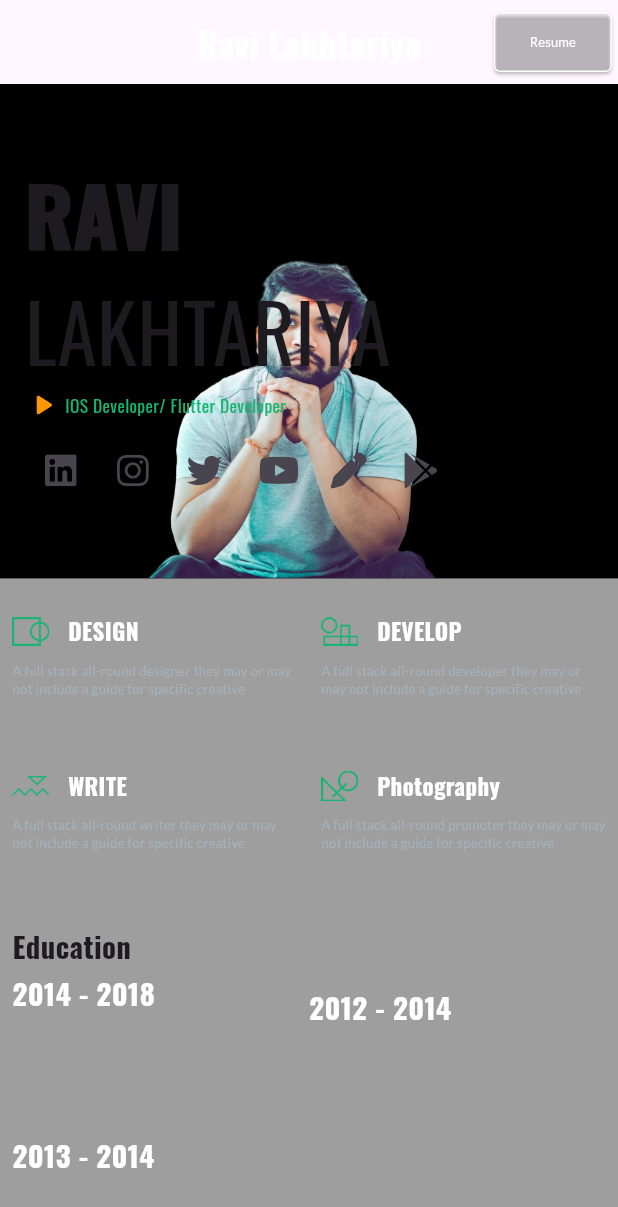
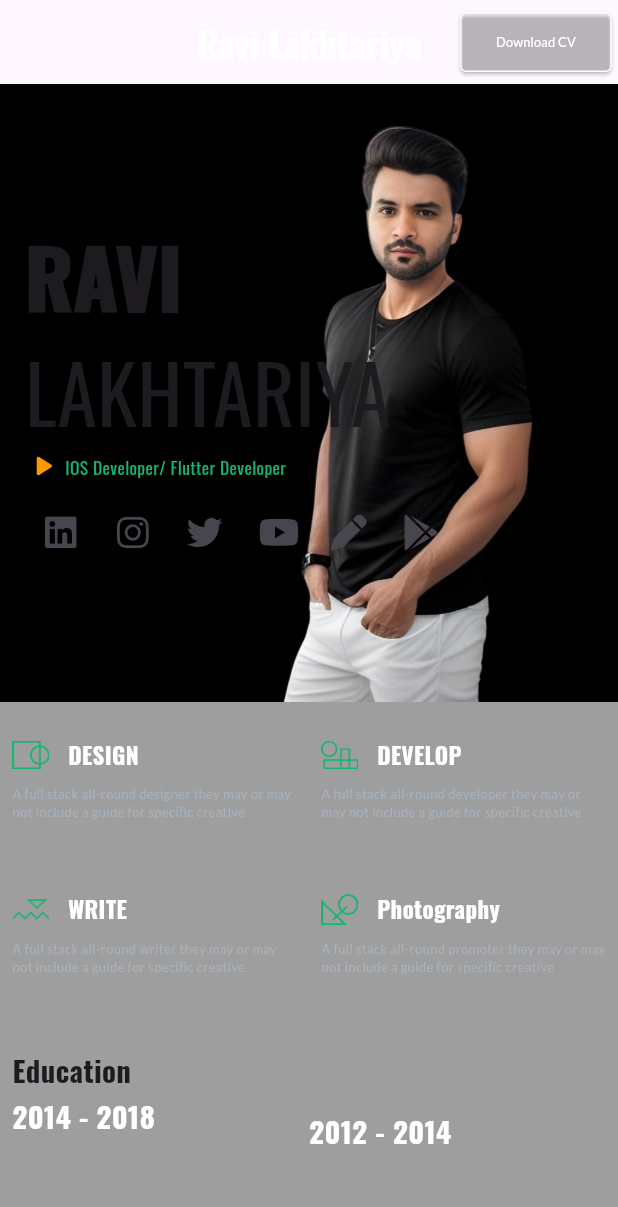
Before and after one commit to gunatitsolutions/ravilakhtariya, a Flutter app: the screen it shows after launch, on a phone screen of 412 x 824 dp. Shown: the top 1207 px of the screen. Run offline on Flutter 3.47's test engine with Material 3 defaults, Android fonts, the phone set to English and light mode, and no system bars; drawn by our look-alikes of animated_text_kit; our stand-ins replace connectivity_plus, font_awesome_flutter, get, get_storage, google_fonts, permission_handler and 2 more; missing offline and left inert: dart:html, file_saver.

Commit message:
- code changed

```diff
--- a/lib/Constants/constants.dart
+++ b/lib/Constants/constants.dart
@@ -88,7 +88,7 @@ class Constants {
           description:
               'Fuelo is an vehicle tracking app, which helping to track your vehicle data, how many kilometers run, how many time services done, what is current average, how many money spent on vehicle etc. The image poster designed by me. Currently app is not available in appstore.',
           image: AppImage.fueloIOS,
-          link: '',
+          link: 'https://www.instagram.com/p/B5PcCkJAp-C/?utm_source=ig_web_copy_link&igsh=MzRlODBiNWFlZA==',
         ),
         PortfolioModel(
           title: 'Finance Calculator',
@@ -186,7 +186,7 @@ So, what are you waiting for, download the app and share your quote with the wor
           description:
               'Its offline metro app design for ios and flutter both platform. Currently app is not available in app store',
           image: AppImage.metroUI,
-          link: '',
+          link: 'https://www.instagram.com/p/CBu1aEYAtiD/?utm_source=ig_web_copy_link&igsh=MzRlODBiNWFlZA==',
         ),
       ],
     ),
@@ -198,7 +198,7 @@ So, what are you waiting for, download the app and share your quote with the wor
           description:
               'The image is of a group of pelican birds perched on a log. The birds are predominantly white and brown in color, and the photo was captured using a Canon 200D Mark2 camera.',
           image: AppImage.penicals,
-          link: 'www.linkedin.com',
+          link: 'https://www.instagram.com/p/C11MkokIXrd/?utm_source=ig_web_copy_link&igsh=MzRlODBiNWFlZA==',
         ),
       ],
     ),
--- a/lib/Screens/Home/Sections/Carouel/carousel_section_desktop.dart
+++ b/lib/Screens/Home/Sections/Carouel/carousel_section_desktop.dart
@@ -10,7 +10,7 @@ class CarouselSectionDesktop extends CarouselSection {
   Widget build(BuildContext context) {
     return Container(
       color: AppColors.blackColor,
-      height: 80.h,
+      height: 70.h,
       child: carouseInfoWidget(),
     );
   }
--- a/lib/Screens/Home/Sections/Carouel/carousel_section_mobile.dart
+++ b/lib/Screens/Home/Sections/Carouel/carousel_section_mobile.dart
@@ -10,7 +10,7 @@ class CarouselSectionMobile extends CarouselSection {
   Widget build(BuildContext context) {
     return Container(
       color: AppColors.blackColor,
-      height: 40.h,
+      height: 50.h,
       child: carouseInfoWidget(),
     );
   }
--- a/lib/Screens/Home/Sections/Navigation/app_navigation_bar.dart
+++ b/lib/Screens/Home/Sections/Navigation/app_navigation_bar.dart
@@ -49,7 +49,7 @@ class AppNavigationBar extends StatelessWidget {
             ),
           ),
           child: Text(
-            'Resume',
+            'Download CV',
             style: TextStyle(color: AppColors.whiteColor, fontSize: 12.sp,height: 1.2),
           )),
     );
--- a/lib/Themes/app_image.dart
+++ b/lib/Themes/app_image.dart
@@ -4,7 +4,7 @@ class AppImage {
   static const images = 'assets/images';
   static const raviLakhtariya = '$images/ravilakhtariya.png';
   static const splash = '$assets/splash.png';
-
+  static const pratilipi = '$images/pratilipi.png';
   static const financeCalculator = '$images/financeCalculator.jpeg';
   static const imagetopdfmaker = '$images/imagetopdfmaker.jpeg';
   static const graphicDesign = '$images/graphic_design.jpeg';
```
Also changed, not shown: lib/Screens/Home/Sections/AboutMe/about_me.dart (added, +13 -0 lines), lib/Screens/Home/Sections/AboutMe/about_me_desktop.dart (added, +11 -0 lines), lib/Screens/Home/Sections/AboutMe/about_me_mobile.dart (added, +11 -0 lines), lib/Screens/Home/Sections/Portfolio/Widget/portfolio_item.dart (+20 -0 lines), assets/images/pratilipi.png (added), assets/images/ravilakhtariya.png, 5 other files.
